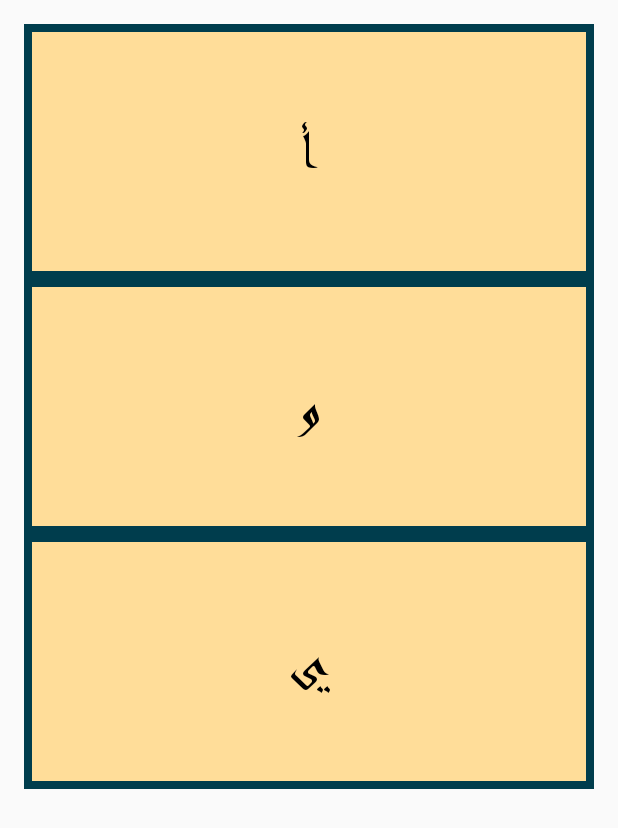
After one commit to FacultyProject/YouLearn, an Android app: the MadLettersActivity screen opened directly, with no data from a screen before it, on a phone screen of 412 x 824 dp. The commit adds this screen. Shown: the top 828 px of the screen. Run offline under Robolectric (Android 15) with nearby library versions, the phone set to English and light mode, and no system bars.

Commit message:
add horof elmad

```diff
--- a/app/build.gradle
+++ b/app/build.gradle
@@ -28,7 +28,7 @@ dependencies {
     compile 'com.android.support:appcompat-v7:23.4.0'
     compile 'com.android.support:support-v4:23.4.0'
     compile 'com.android.support:design:23.4.0'
-    compile 'com.android.support:cardview-v7:23.0.+'
+    compile 'com.android.support:cardview-v7:23.4.0'
     compile 'com.squareup.picasso:picasso:2.5.2'
     compile 'com.android.support:recyclerview-v7:23.4.0'
     testCompile 'junit:junit:4.12'
--- a/app/src/main/AndroidManifest.xml
+++ b/app/src/main/AndroidManifest.xml
@@ -29,7 +29,10 @@
         <service
             android:name=".services.OnlineServiceClass"
             android:enabled="true"
-            android:exported="true"></service>
+            android:exported="true" />
+
+        <activity android:name=".activities.MadLetterInfo" />
+        <activity android:name=".activities.MadLettersActivity"></activity>
     </application>
 
 </manifest>
--- a/app/src/main/java/com/ourproject/learningapp/activities/LetterInfo.java
+++ b/app/src/main/java/com/ourproject/learningapp/activities/LetterInfo.java
@@ -23,6 +23,7 @@ public class LetterInfo extends AppCompatActivity {
         Bundle bundle=new Bundle();
         bundle.putSerializable("wordslist",  intent.getSerializableExtra("wordslist"));
               letterFragment.setArguments(bundle);
+
         FragmentTransaction fragmentTransaction=fragmentManager.beginTransaction();
         fragmentTransaction.replace(R.id.fmain2,letterFragment);
         fragmentTransaction.commit();
--- a/app/src/main/java/com/ourproject/learningapp/activities/LettersActivity.java
+++ b/app/src/main/java/com/ourproject/learningapp/activities/LettersActivity.java
@@ -6,7 +6,7 @@ import android.app.FragmentTransaction;
 import android.support.v7.app.AppCompatActivity;
 import android.os.Bundle;
 
-import com.ourproject.learningapp.fragments.FragmentList;
+import com.ourproject.learningapp.fragments.ListFragment;
 import com.ourproject.learningapp.R;
 
 public class LettersActivity extends AppCompatActivity {
@@ -17,7 +17,7 @@ public class LettersActivity extends AppCompatActivity {
         setContentView(R.layout.activity_letters);
         //Toolbar toolbar= (Toolbar) findViewById(R.id.app_bar);
         //setSupportActionBar(toolbar);
-        Fragment fragment = new FragmentList();
+        Fragment fragment = new ListFragment();
         FragmentManager fragmentManager = getFragmentManager();
         FragmentTransaction fragmentTransaction = fragmentManager.beginTransaction();
         fragmentTransaction.replace(R.id.fmain1, fragment, "s");
--- /dev/null
+++ b/app/src/main/java/com/ourproject/learningapp/activities/MadLettersActivity.java
@@ -0,0 +1,24 @@
+package com.ourproject.learningapp.activities;
+
+
+import android.support.v7.app.AppCompatActivity;
+import android.os.Bundle;
+
+import com.ourproject.learningapp.R;
+import com.ourproject.learningapp.fragments.MadListFragment;
+
+
+
+
+public class MadLettersActivity extends AppCompatActivity {
+
+    @Override
+    protected void onCreate(Bundle savedInstanceState) {
+        super.onCreate(savedInstanceState);
+        setContentView(R.layout.activity_mad_letters);
+
+        getSupportFragmentManager().beginTransaction()
+                .add(R.id.fmainMad, new MadListFragment())
+                .commit();
+    }
+}
--- /dev/null
+++ b/app/src/main/java/com/ourproject/learningapp/adapters/MadLettersAdapter.java
@@ -0,0 +1,73 @@
+package com.ourproject.learningapp.adapters;
+
+import android.content.Context;
+import android.content.Intent;
+import android.support.v7.widget.RecyclerView;
+import android.view.LayoutInflater;
+import android.view.View;
+import android.view.ViewGroup;
+import android.widget.TextView;
+
+import com.ourproject.learningapp.R;
+import com.ourproject.learningapp.activities.LetterInfo;
+import com.ourproject.learningapp.activities.MadLetterInfo;
+import com.ourproject.learningapp.activities.MadLettersActivity;
+import com.ourproject.learningapp.activities.MainActivity;
+import com.ourproject.learningapp.models.LettersModel;
+import com.ourproject.learningapp.models.MadModel;
+import com.ourproject.learningapp.services.ServiceClass;
+
+import java.util.ArrayList;
+import java.util.List;
+
+/**
+ * Created by Moetaz on 3/16/2017.
+ */
+
+public class MadLettersAdapter extends RecyclerView.Adapter<MadLettersAdapter.MyViewHolder> {
+    private List<MadModel> letttersInfo;
+    private Context context;
+
+    public MadLettersAdapter(List<MadModel> letttersInfo, Context context) {
+        this.letttersInfo = new ArrayList<>();
+        this.letttersInfo = letttersInfo;
+        this.context = context;
+    }
+
+    @Override
+    public MyViewHolder onCreateViewHolder(ViewGroup parent, int viewType) {
+        View view = LayoutInflater.from(parent.getContext()).inflate(R.layout.row_mad, parent, false);
+        return new MyViewHolder(view);
+    }
+
+    @Override
+    public void onBindViewHolder(final MyViewHolder holder, final int position) {
+        holder.textView.setText(letttersInfo.get(position).getLetter());
+        holder.textView.setTypeface(MainActivity.font);
+
+        holder.textView.setOnClickListener(new View.OnClickListener() {
+            @Override
+            public void onClick(View view) {
+
+
+                Intent intent= new Intent(context,MadLetterInfo.class);
+                intent.putExtra("madwordslist",letttersInfo.get(position));
+                context.startActivity(intent);
+
+            }
+        });
+    }
+
+    @Override
+    public int getItemCount() {
+        return letttersInfo.size();
+    }
+
+    class MyViewHolder extends RecyclerView.ViewHolder {
+        public TextView textView;
+        public MyViewHolder(View itemView) {
+            super(itemView);
+            textView = (TextView) itemView.findViewById(R.id.mark_mad);
+        }
+    }
+}
--- a/app/src/main/java/com/ourproject/learningapp/fragments/FragmentList.java
+++ b/app/src/main/java/com/ourproject/learningapp/fragments/ListFragment.java
@@ -19,7 +19,7 @@ import java.util.List;
 /**
  * Created by Mohamed Ali on 3/2/2017.
  */
-public class FragmentList extends Fragment {
+public class ListFragment extends Fragment {
     List<LettersModel>list=new ArrayList<>();
     String letters[],lettersNamed1[],lettersNamed2[],lettersNamed3[],
             lettersImages1[],lettersSounds[],lettersImages2[],lettersImages3[],
--- /dev/null
+++ b/app/src/main/java/com/ourproject/learningapp/fragments/MadListFragment.java
@@ -0,0 +1,63 @@
+package com.ourproject.learningapp.fragments;
+
+
+import android.os.Bundle;
+import android.support.v4.app.Fragment;
+import android.support.v7.widget.GridLayoutManager;
+import android.support.v7.widget.RecyclerView;
+import android.view.LayoutInflater;
+import android.view.View;
+import android.view.ViewGroup;
+
+import com.ourproject.learningapp.R;
+import com.ourproject.learningapp.adapters.MadLettersAdapter;
+import com.ourproject.learningapp.models.MadModel;
+
+import java.util.ArrayList;
+import java.util.List;
+
+/**
+ * A simple {@link Fragment} subclass.
+ */
+public class MadListFragment extends Fragment {
+    private String lettersMad [], WordMad1[], WordMad2[], WordMad3[], WordMad4[], WordMad5[], WordMad6[];
+    private List<MadModel> listMad=new ArrayList<>();
+    public MadListFragment() {
+        // Required empty public constructor
+    }
+
+
+    @Override
+    public View onCreateView(LayoutInflater inflater, ViewGroup container,
+                             Bundle savedInstanceState) {
+        // Inflate the layout for this fragment
+        View view=inflater.inflate(R.layout.fragment_fragment_mad_list, container, false);
+
+        lettersMad=getActivity().getResources().getStringArray(R.array.madletters);
+        WordMad1=getActivity().getResources().getStringArray(R.array.mad1);
+        WordMad2=getActivity().getResources().getStringArray(R.array.mad2);
+        WordMad3=getActivity().getResources().getStringArray(R.array.mad3);
+        WordMad4=getActivity().getResources().getStringArray(R.array.mad4);
+        WordMad5=getActivity().getResources().getStringArray(R.array.mad5);
+        WordMad6=getActivity().getResources().getStringArray(R.array.mad6);
+
+        for(int i = 0; i < lettersMad.length; i++){
+            MadModel madModel=new MadModel();
+            madModel.setLetter(lettersMad[i]);
+            madModel.setWord1(WordMad1[i]);
+            madModel.setWord2(WordMad2[i]);
+            madModel.setWord3(WordMad3[i]);
+            madModel.setWord4(WordMad4[i]);
+            madModel.setWord5(WordMad5[i]);
+            madModel.setWord6(WordMad6[i]);
+            listMad.add(madModel);
+        }
+
+        RecyclerView recyclerView = (RecyclerView) view.findViewById(R.id.Madletters_recyvlerView);
+        recyclerView.setLayoutManager(new GridLayoutManager(getActivity(), 1));
+        MadLettersAdapter madLettersAdapter=new MadLettersAdapter(listMad,getActivity());
+        recyclerView.setAdapter(madLettersAdapter);
+        return view;
+    }
+
+}
--- /dev/null
+++ b/app/src/main/java/com/ourproject/learningapp/models/MadModel.java
@@ -0,0 +1,73 @@
+package com.ourproject.learningapp.models;
+
+import java.io.Serializable;
+
+/**
+ * Created by Moetaz on 3/16/2017.
+ */
+
+public class MadModel implements Serializable {
+    private String letter;
+    private String word1;
+    private String word2;
+    private String word3;
+    private String word4;
+    private String word5;
+    private String word6;
+
+    public void setLetter(String letter) {
+        this.letter = letter;
+    }
+
+    public void setWord1(String word1) {
+        this.word1 = word1;
+    }
+
+    public void setWord2(String word2) {
+        this.word2 = word2;
+    }
+
+    public void setWord3(String word3) {
+        this.word3 = word3;
+    }
+
+    public void setWord4(String word4) {
+        this.word4 = word4;
+    }
+
+    public void setWord5(String word5) {
+        this.word5 = word5;
+    }
+
+    public void setWord6(String word6) {
+        this.word6 = word6;
+    }
+
+    public String getLetter() {
+        return letter;
+    }
+
+    public String getWord1() {
+        return word1;
+    }
+
+    public String getWord2() {
+        return word2;
+    }
+
+    public String getWord3() {
+        return word3;
+    }
+
+    public String getWord4() {
+        return word4;
+    }
+
+    public String getWord5() {
+        return word5;
+    }
+
+    public String getWord6() {
+        return word6;
+    }
+}
--- /dev/null
+++ b/app/src/main/res/layout/activity_mad_letters.xml
@@ -0,0 +1,16 @@
+<?xml version="1.0" encoding="utf-8"?>
+<RelativeLayout xmlns:android="http://schemas.android.com/apk/res/android"
+    xmlns:tools="http://schemas.android.com/tools"
+    android:id="@+id/activity_mad_letters"
+    android:layout_width="match_parent"
+    android:layout_height="match_parent"
+    android:paddingBottom="@dimen/activity_vertical_margin"
+    android:paddingLeft="@dimen/activity_horizontal_margin"
+    android:paddingRight="@dimen/activity_horizontal_margin"
+    android:paddingTop="@dimen/activity_vertical_margin"
+    tools:context="com.ourproject.learningapp.activities.MadLettersActivity">
+<FrameLayout
+    android:id="@+id/fmainMad"
+    android:layout_width="match_parent"
+    android:layout_height="match_parent"></FrameLayout>
+</RelativeLayout>
--- a/app/src/main/res/layout/frag1.xml
+++ b/app/src/main/res/layout/frag1.xml
@@ -40,6 +40,7 @@
             android:orientation="horizontal">
 
             <ImageView
+                android:src="@drawable/a"
                 android:id="@+id/mamdod_img"
                 android:layout_width="match_parent"
                 android:layout_height="match_parent"
--- /dev/null
+++ b/app/src/main/res/layout/fragment_fragment_mad_list.xml
@@ -0,0 +1,12 @@
+<FrameLayout xmlns:android="http://schemas.android.com/apk/res/android"
+    xmlns:tools="http://schemas.android.com/tools"
+    android:layout_width="match_parent"
+    android:layout_height="match_parent"
+    tools:context="com.ourproject.learningapp.fragments.MadListFragment">
+
+    <android.support.v7.widget.RecyclerView
+        android:layout_width="match_parent"
+        android:layout_height="wrap_content"
+        android:id="@+id/Madletters_recyvlerView"
+        />
+</FrameLayout>
--- /dev/null
+++ b/app/src/main/res/layout/row_mad.xml
@@ -0,0 +1,10 @@
+<?xml version="1.0" encoding="utf-8"?>
+<TextView android:layout_width="match_parent"
+    android:layout_height="170dp"
+    android:text="H"
+    android:gravity="center"
+    android:textSize="40sp"
+    android:background="@drawable/img"
+    android:textColor="@android:color/background_dark"
+    android:id="@+id/mark_mad"
+    xmlns:android="http://schemas.android.com/apk/res/android" />
--- a/app/src/main/res/values/strings.xml
+++ b/app/src/main/res/values/strings.xml
@@ -336,4 +336,47 @@
         <item>https://firebasestorage.googleapis.com/v0/b/youlearn-56a66.appspot.com/o/sounds%2Fg3%2F26Dalw.mp3?alt=media&amp;token=7d93f81e-c3a9-40f3-a5f4-58194b670c80</item>
         <item>https://firebasestorage.googleapis.com/v0/b/youlearn-56a66.appspot.com/o/sounds%2Fg3%2F27Korsi.mp3?alt=media&amp;token=e953f36a-50bd-4deb-9db5-c08229a26f94</item>
     </string-array>
+
+    <string-array name="mad1">
+        <item>ءَاوَى</item>
+        <item>مُوسَى</item>
+        <item>تِينَ</item>
+    </string-array>
+
+    <string-array name="mad2">
+        <item>قَالَ</item>
+        <item>أُولَى</item>
+        <item>حِينَ</item>
+    </string-array>
+
+    <string-array name="mad3">
+        <item>رَانَ</item>
+        <item>طُورِ</item>
+        <item>رِيحٌ</item>
+    </string-array>
+
+    <string-array name="mad4">
+        <item>نَارٌ</item>
+        <item>مَاعُونَ</item>
+        <item>فِيلِ</item>
+    </string-array>
+
+    <string-array name="mad5">
+        <item>هَدَى</item>
+        <item>سَاهُونَ</item>
+        <item>تِينَ</item>
+    </string-array>
+
+    <string-array name="mad6">
+        <item>نَادى</item>
+        <item>صُورِ</item>
+        <item>تِينَ</item>
+    </string-array>
+
+    <string-array name="madletters">
+        <item>أ</item>
+        <item>و</item>
+        <item>ي</item>
+
+    </string-array>
 </resources>
```
Also changed, not shown: app/src/main/java/com/ourproject/learningapp/activities/MadLetterInfo.java (added, +30 -0 lines), app/src/main/java/com/ourproject/learningapp/fragments/MadLetterFragment.java (added, +59 -0 lines), app/src/main/java/com/ourproject/learningapp/tabs_fragments/Fragment1.java (+11 -0 lines), app/src/main/res/layout/activity_mad_letter_info.xml (added, +19 -0 lines), app/src/main/res/layout/fragment_mad_letter.xml (added, +99 -0 lines).
